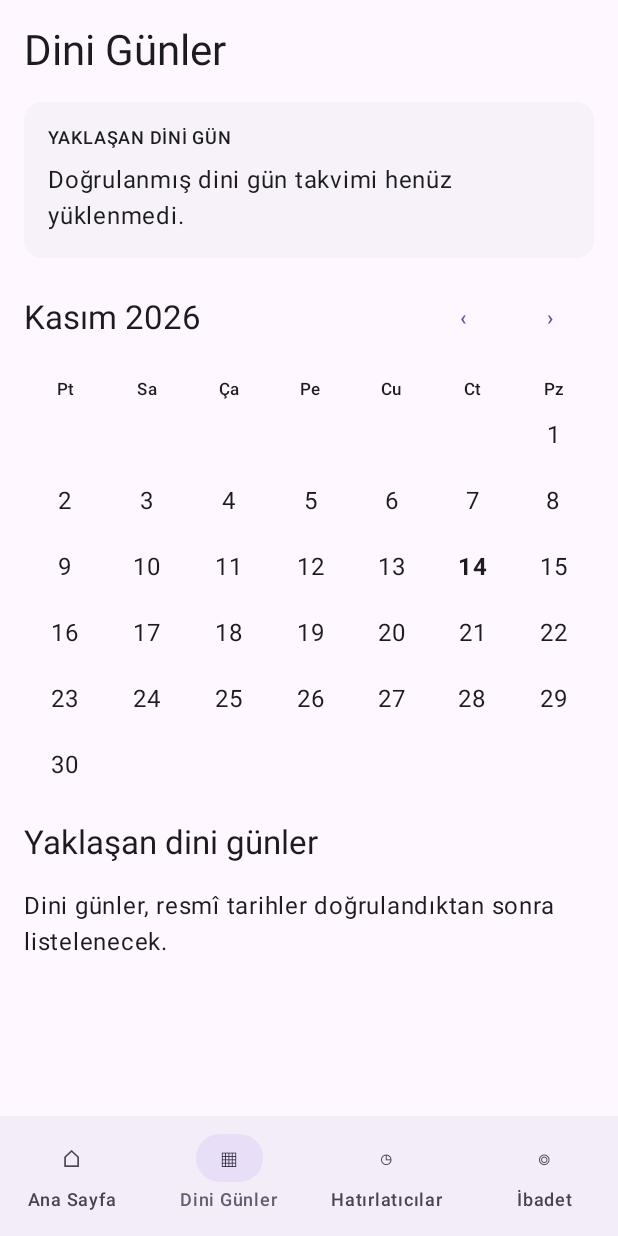
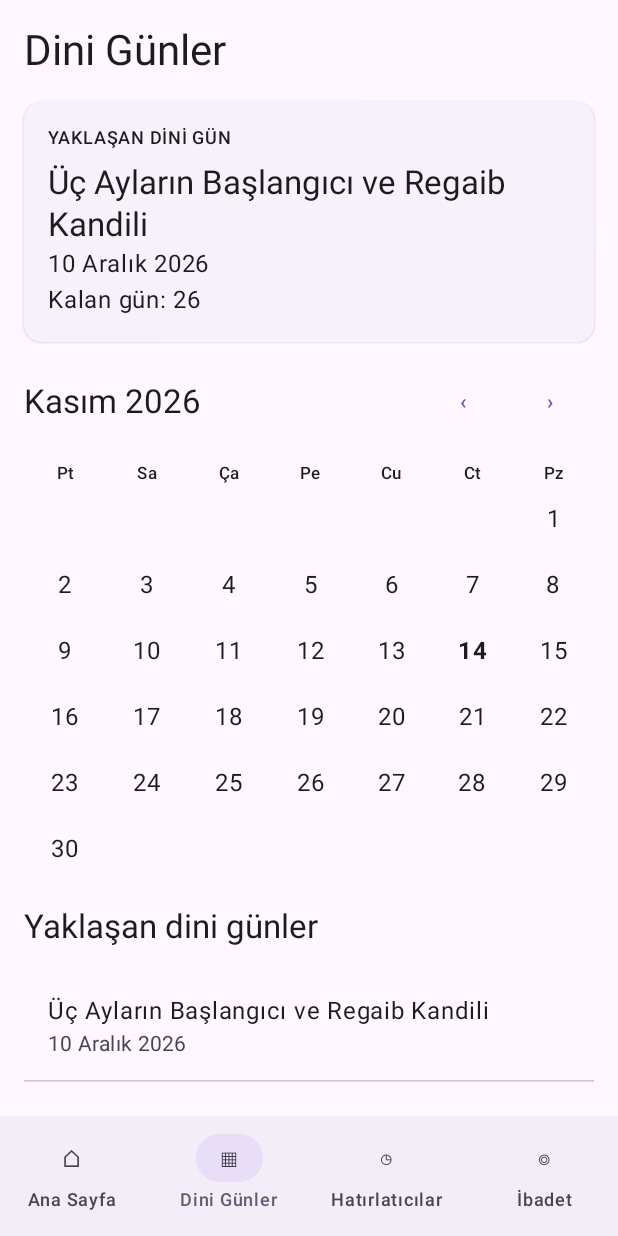
Before and after one commit to caglar-yildiz/Namaz, an Android app built with Jetpack Compose: the screen it shows after launch (MainActivity), item 2 of the bottom bar chosen, on a phone screen of 412 x 824 dp. Run offline under Robolectric (Android 15) with nearby library versions, the phone set to English and light mode, and no system bars.

Commit message:
data: add Diyanet-verified 2026 Regaib date

```diff
--- a/app/src/main/java/com/namaz/app/ReligiousDaysScreen.kt
+++ b/app/src/main/java/com/namaz/app/ReligiousDaysScreen.kt
@@ -18,9 +18,16 @@ import java.util.Locale
 
 data class ReligiousDay(val date: LocalDate, val name: String, val description: String)
 
-// Dates must be verified against Diyanet before being populated for production.
+// Source: https://diyanet.gov.tr/dini-gun-geceler (2026 calendar)
+// Only individually verified dates are included. 2027 entries are pending verification.
 object ReligiousDaysData {
-    val days: List<ReligiousDay> = emptyList()
+    val days: List<ReligiousDay> = listOf(
+        ReligiousDay(
+            LocalDate.of(2026, 12, 10),
+            "Üç Ayların Başlangıcı ve Regaib Kandili",
+            "Diyanet İşleri Başkanlığı 2026 dini günler takvimine göre."
+        )
+    )
 }
 
 @Composable
```
